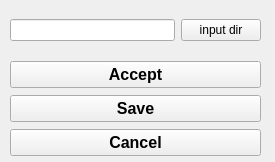
First picture: the form in framefab_gui/src/uis/output_path_input_config.ui, repository yijiangh/choreo, before the edit.
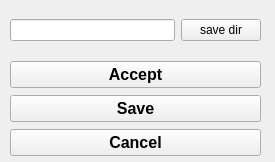
Second picture: the form after the edit.

Commit message: output processor wip.

The edit to the form file:
```diff
--- a/framefab_gui/src/uis/output_path_input_config.ui
+++ b/framefab_gui/src/uis/output_path_input_config.ui
@@ -29,7 +29,7 @@
     <item row="0" column="2">
      <widget class="QPushButton" name="pushbutton_output_path">
       <property name="text">
-       <string>input dir</string>
+       <string>save dir</string>
       </property>
      </widget>
     </item>
```
The commit also changes 1 other file.
